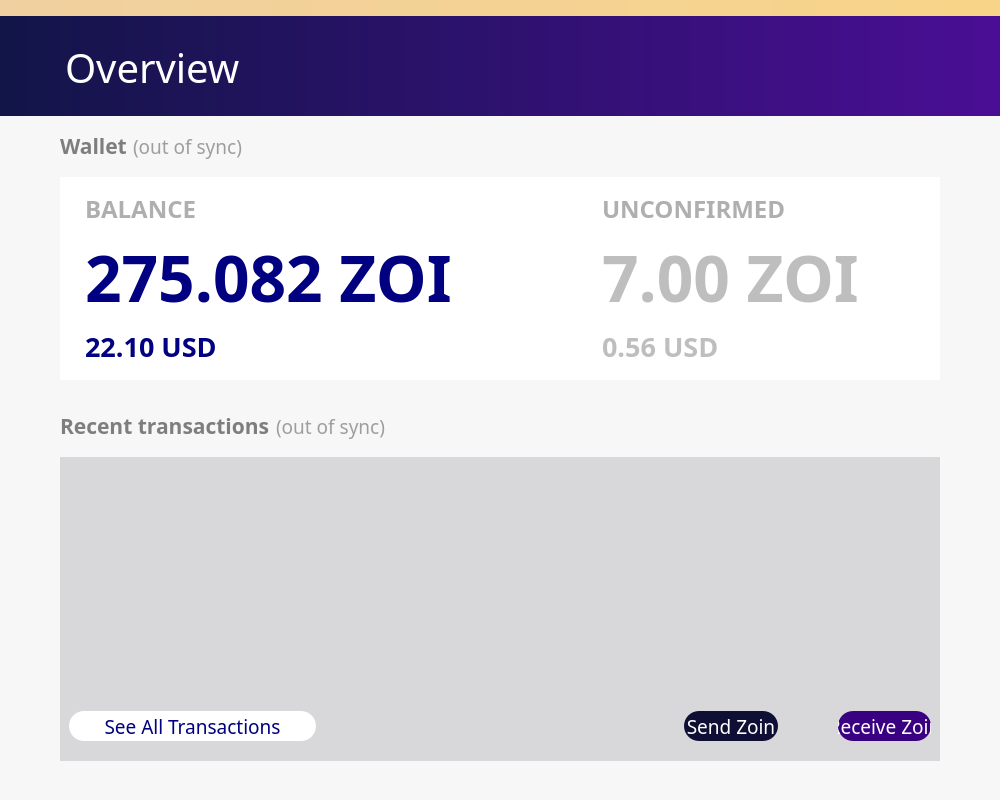
This is src/qt/forms/overviewpage.ui in noirofficial/noir as Qt 5 draws it before an edit. The edited form follows.
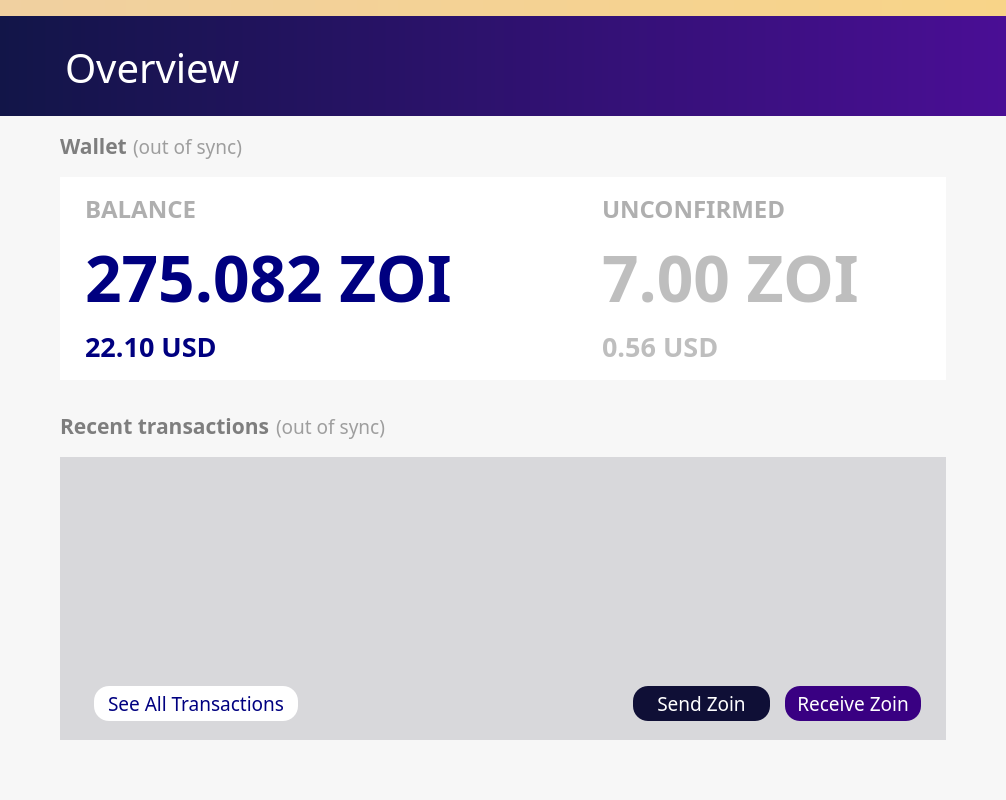
This is the edited form. Icons and pictures are not drawn.

The edit to the form file:
```diff
--- a/src/qt/forms/overviewpage.ui
+++ b/src/qt/forms/overviewpage.ui
@@ -6,7 +6,7 @@
    <rect>
     <x>0</x>
     <y>0</y>
-    <width>1000</width>
+    <width>1006</width>
     <height>800</height>
    </rect>
   </property>
@@ -1769,11 +1769,29 @@
                 <property name="spacing">
                  <number>60</number>
                 </property>
+                <property name="leftMargin">
+                 <number>25</number>
+                </property>
                 <property name="topMargin">
-                 <number>20</number>
+                 <number>10</number>
+                </property>
+                <property name="rightMargin">
+                 <number>25</number>
                 </property>
                 <property name="bottomMargin">
-                 <number>20</number>
+                 <number>10</number>
+                </property>
+                <item>
+                 <widget class="QFrame" name="frame_5">
+                  <property name="frameShape">
+                   <enum>QFrame::StyledPanel</enum>
+                  </property>
+                  <property name="frameShadow">
+                   <enum>QFrame::Raised</enum>
+                  </property>
+                  <layout class="QVBoxLayout" name="verticalLayout_3">
+                   <property name="rightMargin">
+                    <number>175</number>
                 </property>
                 <item>
                  <widget class="QPushButton" name="seeAllTransactions">
@@ -1786,8 +1804,8 @@
                   <property name="styleSheet">
                    <string notr="true">color: rgb(0, 0, 128);
 border-radius:15px;
-height:30px;
-width:80px;
+height:35px;
+width:10px;
 border-color:gray;
 border-width:0px;
 background-color:white;
@@ -1807,15 +1825,17 @@
                   </property>
                  </widget>
                 </item>
-                <item>
-                 <widget class="QLabel" name="label_8">
-                  <property name="text">
-                   <string/>
-                  </property>
+                  </layout>
                  </widget>
                 </item>
                 <item>
                  <layout class="QHBoxLayout" name="horizontalLayout_5">
+                  <property name="spacing">
+                   <number>15</number>
+                  </property>
+                  <property name="leftMargin">
+                   <number>100</number>
+                  </property>
                   <item>
                    <widget class="QPushButton" name="pushButton_2">
                     <property name="font">
@@ -1831,7 +1851,7 @@
                      <string notr="true">background-color: rgb(15, 15, 54);
 color: white;
 border-radius:15px;
-height:30px;
+height:35px;
 width:50px;
 border-width:0px;</string>
                     </property>
@@ -1852,7 +1872,7 @@
                      <string notr="true">background-color: rgb(57, 0, 130);
 color: white;
 border-radius:15px;
-height:30px;
+height:35px;
 width:60px;
 border-width:0px;</string>
                     </property>
@@ -1896,9 +1916,18 @@
           <string notr="true">background-color:rgba(247, 247, 247, 250);</string>
          </property>
          <layout class="QHBoxLayout" name="horizontalLayout_8">
+          <property name="leftMargin">
+           <number>60</number>
+          </property>
           <property name="topMargin">
            <number>30</number>
           </property>
+          <property name="rightMargin">
+           <number>60</number>
+          </property>
+          <property name="bottomMargin">
+           <number>30</number>
+          </property>
           <item>
            <layout class="QVBoxLayout" name="statusText">
             <property name="topMargin">
```
Lines whose indentation alone changed are shown as unchanged.
